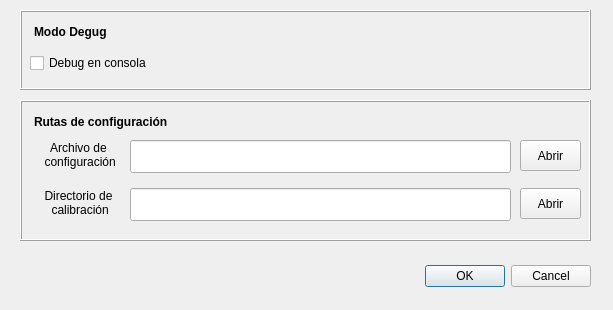
Before: the Qt Designer form ui/SetPreferences.ui in dpirlo/qt-mca, drawn with Qt 5.
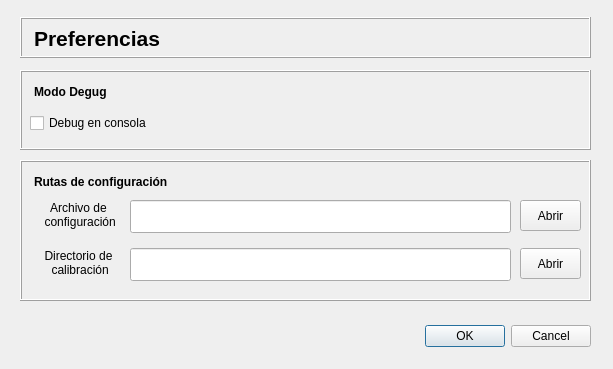
After: the same form once the commit is applied.

Commit message: MOD: Preferencias y entorno gráfico (MainWindow)

What changed in the file:
```diff
--- a/ui/SetPreferences.ui
+++ b/ui/SetPreferences.ui
@@ -7,7 +7,7 @@
     <x>0</x>
     <y>0</y>
     <width>613</width>
-    <height>310</height>
+    <height>369</height>
    </rect>
   </property>
   <property name="windowTitle">
@@ -17,7 +17,7 @@
    <property name="geometry">
     <rect>
      <x>250</x>
-     <y>260</y>
+     <y>320</y>
      <width>341</width>
      <height>32</height>
     </rect>
@@ -33,7 +33,7 @@
    <property name="geometry">
     <rect>
      <x>20</x>
-     <y>10</y>
+     <y>70</y>
      <width>571</width>
      <height>80</height>
     </rect>
@@ -81,7 +81,7 @@
    <property name="geometry">
     <rect>
      <x>20</x>
-     <y>100</y>
+     <y>160</y>
      <width>571</width>
      <height>141</height>
     </rect>
@@ -210,6 +210,42 @@
     </property>
    </widget>
   </widget>
+  <widget class="QFrame" name="frame_preferencias_path">
+   <property name="geometry">
+    <rect>
+     <x>20</x>
+     <y>17</y>
+     <width>571</width>
+     <height>41</height>
+    </rect>
+   </property>
+   <property name="frameShape">
+    <enum>QFrame::Box</enum>
+   </property>
+   <property name="frameShadow">
+    <enum>QFrame::Raised</enum>
+   </property>
+   <widget class="QLabel" name="label_5">
+    <property name="geometry">
+     <rect>
+      <x>14</x>
+      <y>11</y>
+      <width>141</width>
+      <height>21</height>
+     </rect>
+    </property>
+    <property name="font">
+     <font>
+      <pointsize>16</pointsize>
+      <weight>75</weight>
+      <bold>true</bold>
+     </font>
+    </property>
+    <property name="text">
+     <string>Preferencias</string>
+    </property>
+   </widget>
+  </widget>
  </widget>
  <resources/>
  <connections>
```
The commit also changes 6 other files.
